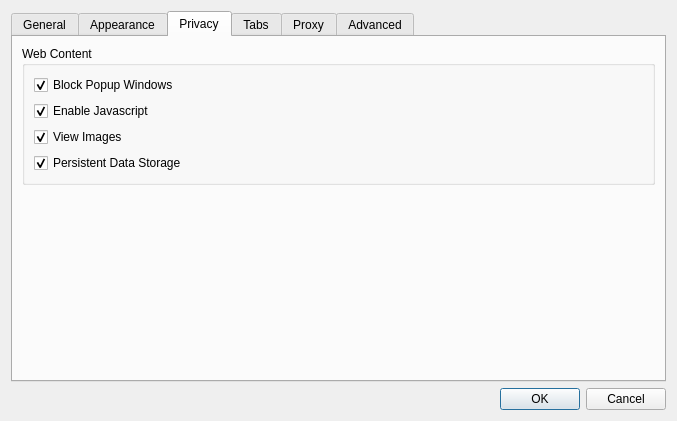
EndorphinBrowser/browser, file src/settings.ui: the form before one commit.
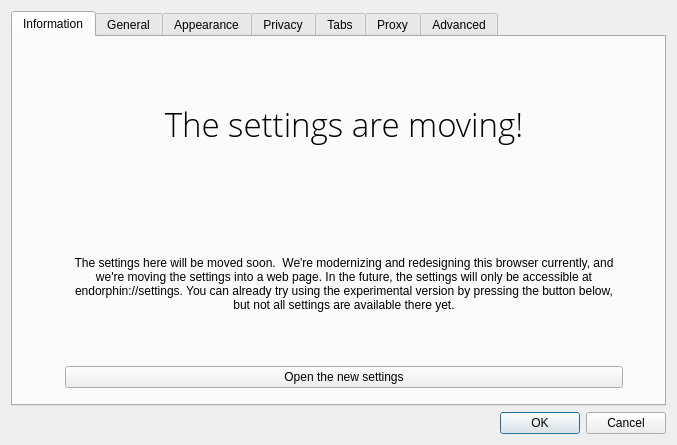
The form after the commit.

Commit message: Prepare for adding in new settings

```diff
--- a/src/settings.ui
+++ b/src/settings.ui
@@ -7,7 +7,7 @@
     <x>0</x>
     <y>0</y>
     <width>677</width>
-    <height>421</height>
+    <height>445</height>
    </rect>
   </property>
   <property name="windowTitle">
@@ -27,8 +27,98 @@
    <item row="0" column="0">
     <widget class="QTabWidget" name="tabWidget">
      <property name="currentIndex">
-      <number>2</number>
+      <number>0</number>
      </property>
+     <widget class="QWidget" name="moving_info">
+      <property name="enabled">
+       <bool>true</bool>
+      </property>
+      <attribute name="title">
+       <string>Information</string>
+      </attribute>
+      <widget class="QWidget" name="gridLayoutWidget">
+       <property name="geometry">
+        <rect>
+         <x>10</x>
+         <y>10</y>
+         <width>641</width>
+         <height>341</height>
+        </rect>
+       </property>
+       <layout class="QGridLayout" name="gridLayout_8">
+        <item row="0" column="0">
+         <layout class="QGridLayout" name="gridLayout_9">
+          <item row="1" column="0">
+           <spacer name="horizontalSpacer_3">
+            <property name="orientation">
+             <enum>Qt::Horizontal</enum>
+            </property>
+            <property name="sizeHint" stdset="0">
+             <size>
+              <width>40</width>
+              <height>20</height>
+             </size>
+            </property>
+           </spacer>
+          </item>
+          <item row="2" column="2">
+           <widget class="QLabel" name="moving_Explained">
+            <property name="text">
+             <string>The settings here will be moved soon.  We're modernizing and redesigning this browser currently, and we're moving the settings into a web page. In the future, the settings will only be accessible at endorphin://settings. You can already try using the experimental version by pressing the button below, but not all settings are available there yet.</string>
+            </property>
+            <property name="alignment">
+             <set>Qt::AlignCenter</set>
+            </property>
+            <property name="wordWrap">
+             <bool>true</bool>
+            </property>
+           </widget>
+          </item>
+          <item row="1" column="3">
+           <spacer name="horizontalSpacer_4">
+            <property name="orientation">
+             <enum>Qt::Horizontal</enum>
+            </property>
+            <property name="sizeHint" stdset="0">
+             <size>
+              <width>40</width>
+              <height>20</height>
+             </size>
+            </property>
+           </spacer>
+          </item>
+          <item row="3" column="2">
+           <widget class="QPushButton" name="newSettings">
+            <property name="text">
+             <string>Open the new settings</string>
+            </property>
+           </widget>
+          </item>
+          <item row="1" column="2">
+           <widget class="QLabel" name="moving_Heading">
+            <property name="font">
+             <font>
+              <family>Open Sans Light</family>
+              <pointsize>25</pointsize>
+              <weight>50</weight>
+              <bold>false</bold>
+              <stylestrategy>PreferDefault</stylestrategy>
+              <kerning>true</kerning>
+             </font>
+            </property>
+            <property name="text">
+             <string>The settings are moving!</string>
+            </property>
+            <property name="alignment">
+             <set>Qt::AlignCenter</set>
+            </property>
+           </widget>
+          </item>
+         </layout>
+        </item>
+       </layout>
+      </widget>
+     </widget>
      <widget class="QWidget" name="tab">
       <attribute name="title">
        <string>General</string>
```
Left out of the diff: 449 changed lines with no effect on the pictures. The commit also changes 10 other files.
